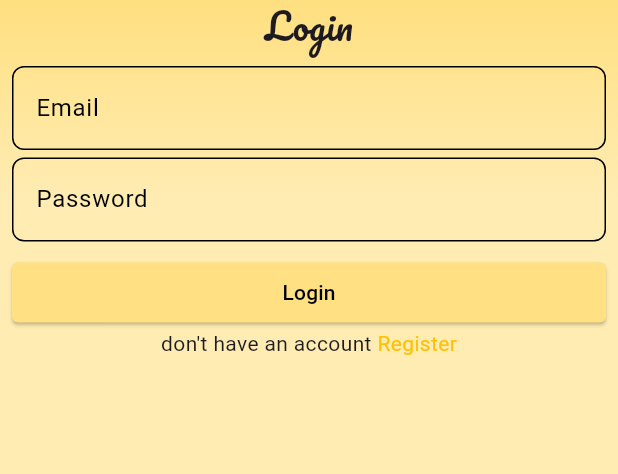
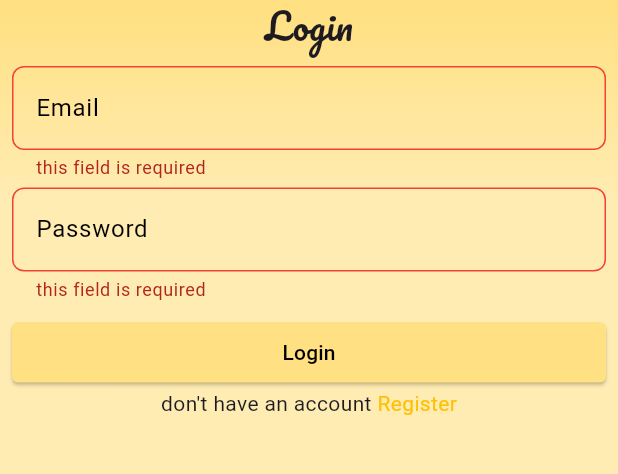
Before and after one commit to TOKYO-FN/scholar_chat, a Flutter app: the screen it shows after launch, after a tap on "Login", on a phone screen of 412 x 824 dp, the part 459-933 px from its top. Run offline on Flutter 3.47's test engine with Material 3 defaults, Android fonts, the phone set to English and light mode, and no system bars; drawn by our look-alikes of modal_progress_hud_nsn; our stand-ins replace firebase_auth, firebase_core; accounts and stored records are empty.

Commit message:
`Added Firebase Authentication and UI improvements to login and registeration pages`

```diff
--- /dev/null
+++ b/lib/helper/show_snack_bar.dart
@@ -0,0 +1,5 @@
+import 'package:flutter/material.dart';
+
+void showSnackBar(BuildContext context, String message) {
+  ScaffoldMessenger.of(context).showSnackBar(SnackBar(content: Text(message)));
+}
--- a/lib/pages/login_page.dart
+++ b/lib/pages/login_page.dart
@@ -1,16 +1,31 @@
+import 'package:firebase_auth/firebase_auth.dart';
 import 'package:flutter/material.dart';
+import 'package:modal_progress_hud_nsn/modal_progress_hud_nsn.dart';
 import 'package:scholar_chat/constants.dart';
+import 'package:scholar_chat/helper/show_snack_bar.dart';
 import 'package:scholar_chat/pages/registeration_page.dart';
 import 'package:scholar_chat/widgets/custom_button.dart';
 import 'package:scholar_chat/widgets/custom_text_field.dart';
 
-class LoginPage extends StatelessWidget {
-  const LoginPage({super.key});
+class LoginPage extends StatefulWidget {
+  LoginPage({super.key});
   static String id = 'LoginPage';
 
   @override
+  State<LoginPage> createState() => _LoginPageState();
+}
+
+class _LoginPageState extends State<LoginPage> {
+  bool isLoading = false;
+  String? email;
+  String? password;
+  GlobalKey<FormState> formKey = GlobalKey();
+
+  @override
   Widget build(BuildContext context) {
-    return Scaffold(
+    return ModalProgressHUD(
+      inAsyncCall: isLoading,
+      child: Scaffold(
         backgroundColor: Colors.white,
         appBar: AppBar(
           title: Text("Scholar app"),
@@ -35,6 +50,8 @@ class LoginPage extends StatelessWidget {
           ),
           child: Padding(
             padding: const EdgeInsets.symmetric(horizontal: 8, vertical: 4),
+            child: Form(
+              key: formKey,
               child: ListView(
                 children: [
                   SizedBox(height: 100),
@@ -58,20 +75,62 @@ class LoginPage extends StatelessWidget {
                     ],
                   ),
                   SizedBox(height: 10),
-              CustomTextField(label: 'Email'),
+                  CustomTextField(
+                    label: 'Email',
+                    onChanged: (data) {
+                      email = data;
+                    },
+                  ),
                   SizedBox(height: 5),
-              CustomTextField(label: 'Password'),
+                  CustomTextField(
+                    label: 'Password',
+                    onChanged: (data) {
+                      password = data;
+                    },
+                  ),
                   SizedBox(height: 10),
 
-              CustomButton(label: 'Login', fun: () {}),
+                  CustomButton(
+                    label: 'Login',
+                    fun: () async {
+                      if (formKey.currentState!.validate()) {
+                        isLoading = true;
+                        setState(() {});
+                        try {
+                          await loginUser();
+                          showSnackBar(context, 'Success!');
+                        } on FirebaseAuthException catch (e) {
+                          print(e);
+                          if (e.code == 'user-not-found') {
+                            showSnackBar(
+                              context,
+                              'No user found for that email',
+                            );
+                          } else if (e.code == 'wrong-password') {
+                            showSnackBar(
+                              context,
+                              'Wrong password provided for that user',
+                            );
+                          }
+                        } catch (e) {
+                          print(e);
+                          showSnackBar(context, 'An error occurred');
+                        }
+                        isLoading = false;
+                        setState(() {});
+                      }
+                    },
+                  ),
                   Row(
                     mainAxisAlignment: MainAxisAlignment.center,
                     children: [
                       Text("don't have an account "),
                       GestureDetector(
                         onTap:
-                        () =>
-                            Navigator.pushNamed(context, RegisterationPage.id),
+                            () => Navigator.pushNamed(
+                              context,
+                              RegisterationPage.id,
+                            ),
                         child: Text(
                           'Register',
                           style: TextStyle(color: Colors.amber.shade500),
@@ -83,6 +142,13 @@ class LoginPage extends StatelessWidget {
               ),
             ),
           ),
+        ),
+      ),
     );
   }
+
+  Future<void> loginUser() async {
+    UserCredential user = await FirebaseAuth.instance
+        .signInWithEmailAndPassword(email: email!, password: password!);
   }
+}
--- a/lib/widgets/custom_text_field.dart
+++ b/lib/widgets/custom_text_field.dart
@@ -9,7 +9,7 @@ class CustomTextField extends StatelessWidget {
   Widget build(BuildContext context) {
     return TextFormField(
       validator: (data) {
-        if (data != "Youssef") return 'error';
+        if (data!.isEmpty) return 'this field is required';
       },
       onChanged: onChanged,
       decoration: InputDecoration(
--- a/pubspec.yaml
+++ b/pubspec.yaml
@@ -36,6 +36,7 @@ dependencies:
   cupertino_icons: ^1.0.8
   firebase_core: ^3.12.1
   firebase_auth: ^5.5.1
+  modal_progress_hud_nsn: ^0.5.1
 
 dev_dependencies:
   flutter_test:
```
Also changed, not shown: lib/pages/registeration_page.dart (+24 -11 lines), pubspec.lock. Lines whose indentation alone changed are shown as unchanged.
